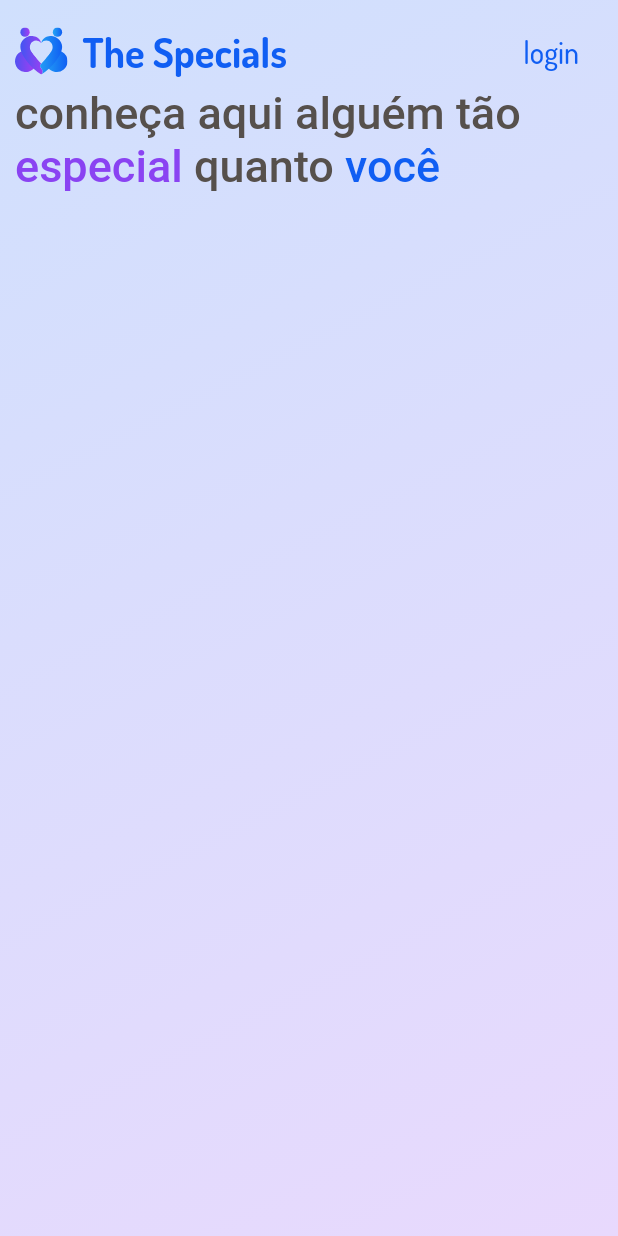
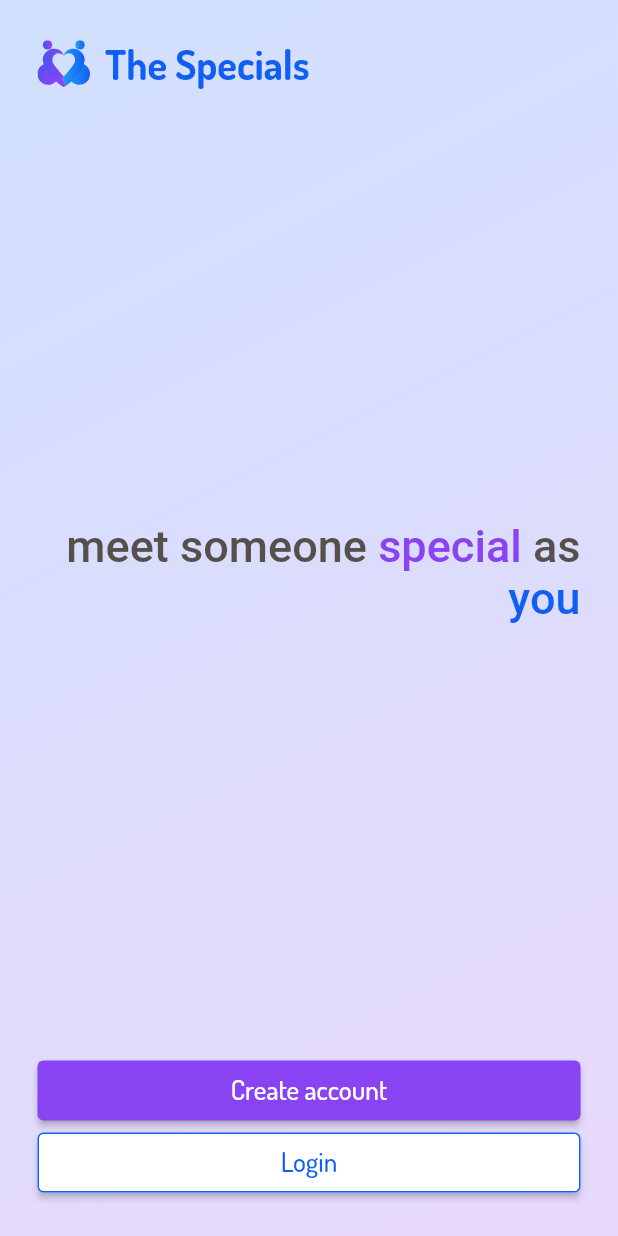
Before and after one commit to rialonso/the-specils-app, a Flutter app: the screen it shows after launch, on a phone screen of 412 x 824 dp. Run offline on Flutter 3.47's test engine with Material 2 defaults, Android fonts, the light colour scheme and no system bars; our stand-ins replace flutter_svg, i18n_extension.

Commit message:
feat: tranlate service

```diff
--- a/lib/main.dart
+++ b/lib/main.dart
@@ -1,5 +1,7 @@
 import 'package:flutter/material.dart';
-import 'package:the_specials_app/screens/first_page.dart';
+import 'package:i18n_extension/i18n_widget.dart';
+import 'package:the_specials_app/screens/first_page/first_page.dart';
+import 'package:flutter_localizations/flutter_localizations.dart';
 
 void main() {
   runApp(const MyApp());
@@ -16,7 +18,18 @@ class MyApp extends StatelessWidget {
         fontFamily: 'Dosis',
         primarySwatch: Colors.blue,
       ),
-      home: const FirstPage(),
+      localizationsDelegates: [
+        GlobalMaterialLocalizations.delegate,
+        GlobalWidgetsLocalizations.delegate,
+        GlobalCupertinoLocalizations.delegate,
+      ],
+      supportedLocales: [
+        Locale('en', "US"),
+        Locale('pt', "BR"),
+      ],
+      home: I18n(
+          child: FirstPage()
+      ),
     );
   }
 }
--- a/lib/screens/first_page.dart
+++ b/lib/screens/first_page/first_page.dart
@@ -1,4 +1,6 @@
 import 'package:flutter/material.dart';
+import 'package:the_specials_app/screens/first_page/translation_first_page.dart';
+import 'package:the_specials_app/shared/components/btns/btns_login_create.dart';
 import 'package:the_specials_app/shared/components/logo.dart';
 import 'package:the_specials_app/shared/styles/colors.dart';
 
@@ -28,48 +30,40 @@ class _FirstPageState extends State<FirstPage> {
               // ...
             )),
         body: Padding(
-          padding: const EdgeInsets.all(10.0),
+          padding: const EdgeInsets.all(25.0),
           child: Column(
+            mainAxisAlignment: MainAxisAlignment.spaceBetween,
             children: [
               Row(
                 mainAxisAlignment: MainAxisAlignment.spaceBetween,
                 children: [
                   const Logo(),
-                  ElevatedButton(
-                    onPressed: () {},
-                    style: ElevatedButton.styleFrom(
-                      backgroundColor: Colors.transparent,
-                      elevation: 0,
-                    ),
-                    child: const Text(
-                      'login',
-                      style: TextStyle(
-                          color: DefaultColors.blueBrand, fontSize: 20),
-                    ),
-                  ),
                 ],
               ),
               RichText(
-                text: const TextSpan(
-                  text: 'conheça aqui alguém tão',
-                  style: TextStyle(
+                textDirection: TextDirection.rtl,
+                text: TextSpan(
+                  text: meetPeople.i18n,
+                  style: const TextStyle(
                       color: DefaultColors.greyMedium,
                       fontSize: 30,
                       fontWeight: FontWeight.w500),
                   children: [
                     TextSpan(
-                        text: ' especial',
-                        style: TextStyle(color: DefaultColors.purpleBrand)),
-                    TextSpan(text: ' quanto'),
+                        text: special.i18n,
+                        style: const TextStyle(color: DefaultColors.purpleBrand)),
+                    TextSpan(text: as.i18n),
                     TextSpan(
-                        text: ' você',
-                        style: TextStyle(color: DefaultColors.blueBrand))
+                        text: you.i18n,
+                        style: const TextStyle(color: DefaultColors.blueBrand))
                   ],
                 ),
               ),
+              ButtonsLoginCreate(),
             ],
           ),
         ),
+
       ),
     );
   }
--- /dev/null
+++ b/lib/screens/first_page/translation_first_page.dart
@@ -0,0 +1,29 @@
+import "package:i18n_extension/i18n_extension.dart";
+const meetPeople = "meetPeople";
+const as = "as";
+const special = "special";
+const you = "you";
+
+extension Localization on String {
+  static const _t = Translations.from("en_us", {
+    meetPeople: {
+      "en_us": "meet someone",
+      "pt_br": "conheça aqui alguém tão"
+    },
+    as: {
+      "en_us": " as",
+      "pt_br": " quanto",
+    },
+    special: {
+      "en_us": " special",
+      "pt_br": " especial",
+    },
+    you: {
+      "en_us": " you",
+      "pt_br": " você",
+    },
+  });
+
+  String get i18n => localize(this, _t);
+
+}
--- /dev/null
+++ b/lib/shared/components/btns/btns_login_create.dart
@@ -0,0 +1,17 @@
+import 'package:flutter/material.dart';
+import 'package:the_specials_app/shared/components/btns/btns_translate.dart';
+import 'package:the_specials_app/shared/styles/buttons.dart';
+
+class ButtonsLoginCreate extends StatelessWidget {
+  const ButtonsLoginCreate({Key? key}) : super(key: key);
+
+  @override
+  Widget build(BuildContext context) {
+    return Column(
+      children: [
+        ButtonPrimary(onPressed: () {}, texto: btnCreateAccount.i18n),
+        ButtonSecondary(onPressed: () {}, texto: btnLogin.i18n)
+      ],
+    );
+  }
+}
--- /dev/null
+++ b/lib/shared/components/btns/btns_translate.dart
@@ -0,0 +1,19 @@
+import "package:i18n_extension/i18n_extension.dart";
+const btnCreateAccount = "btnCreateAccount";
+const btnLogin = "btnLogin";
+
+extension Localization on String {
+  static const _t = Translations.from("en_us", {
+    btnCreateAccount: {
+      "en_us": "Create account",
+      "pt_br": "Criar conta",
+    },
+    btnLogin: {
+      "en_us": "Login",
+      "pt_br": "Entrar",
+    },
+  });
+
+  String get i18n => localize(this, _t);
+
+}
--- /dev/null
+++ b/lib/shared/styles/buttons.dart
@@ -0,0 +1,53 @@
+import 'package:flutter/material.dart';
+import 'package:the_specials_app/shared/styles/colors.dart';
+
+class ButtonPrimary extends StatelessWidget {
+  final VoidCallback onPressed;
+  final String texto;
+
+  const ButtonPrimary({Key? key, required this.onPressed, required this.texto})
+      : super(key: key);
+
+  @override
+  Widget build(BuildContext context) {
+    return ElevatedButton(
+      onPressed: () {
+        onPressed;
+      },
+      style: ElevatedButton.styleFrom(
+          minimumSize: const Size.fromHeight(40),
+          backgroundColor: DefaultColors.purpleBrand),
+      child: Text(
+        texto,
+        style: const TextStyle(fontSize: 18),
+      ),
+    );
+  }
+}
+
+class ButtonSecondary extends StatelessWidget {
+  final VoidCallback onPressed;
+  final String texto;
+
+  const ButtonSecondary(
+      {Key? key, required this.onPressed, required this.texto})
+      : super(key: key);
+
+  @override
+  Widget build(BuildContext context) {
+    return ElevatedButton(
+      onPressed: () {
+        onPressed;
+      },
+      style: ElevatedButton.styleFrom(
+          minimumSize: const Size.fromHeight(40),
+          backgroundColor: Colors.white,
+          side: const BorderSide(width: 1.0, color: DefaultColors.blueBrand),
+      ),
+      child: Text(
+        texto,
+        style: const TextStyle(fontSize: 18, color: DefaultColors.blueBrand),
+      ),
+    );
+  }
+}
--- a/pubspec.yaml
+++ b/pubspec.yaml
@@ -36,6 +36,8 @@ dependencies:
   # Use with the CupertinoIcons class for iOS style icons.
   cupertino_icons: ^1.0.2
   flutter_svg: ^2.0.0+1
+  i18n_extension: ^6.0.0
+  flutter_localization: ^0.1.10
 
 dev_dependencies:
   flutter_test:
```
Also changed, not shown: pubspec.lock, 10 other files.
